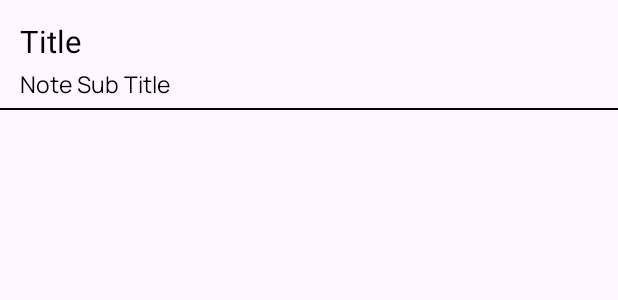
After one commit to VanhMobile/MY_NOTES, an Android app: the layout item_auto_complete_text_view.xml on its own in the app's theme, with its tools: preview values and no code run, on a phone screen of 412 x 824 dp. The commit adds this screen. Shown: the top 300 px of the screen. Run offline under Robolectric (Android 15) with nearby library versions, the phone set to English and light mode, and no system bars; Roboto replaces fonts that are not available here.

Commit message:
update + delete search autocomplete

```diff
--- a/app/src/main/AndroidManifest.xml
+++ b/app/src/main/AndroidManifest.xml
@@ -7,8 +7,6 @@
         android:required="false" />
 
     <uses-permission android:name="android.permission.READ_MEDIA_IMAGES" />
-    <uses-permission android:name="android.permission.CAMERA" />
-    <uses-permission android:name="android.permission.INTERNET" />
 
     <application
         android:allowBackup="true"
--- a/app/src/main/java/com/example/mynotes/BaseFragment.kt
+++ b/app/src/main/java/com/example/mynotes/BaseFragment.kt
@@ -23,4 +23,6 @@ abstract class BaseFragment: Fragment(),CoroutineScope {
         super.onDestroy()
         job.cancel()
     }
+
+
 }
--- a/app/src/main/java/com/example/mynotes/MainActivity.kt
+++ b/app/src/main/java/com/example/mynotes/MainActivity.kt
@@ -3,7 +3,7 @@ package com.example.mynotes
 import androidx.appcompat.app.AppCompatActivity
 import android.os.Bundle
 import androidx.fragment.app.Fragment
-import androidx.fragment.app.FragmentManager
+
 
 class MainActivity : AppCompatActivity() {
     override fun onCreate(savedInstanceState: Bundle?) {
--- /dev/null
+++ b/app/src/main/res/drawable/background_search.xml
@@ -0,0 +1,5 @@
+<?xml version="1.0" encoding="utf-8"?>
+<shape android:shape="rectangle" xmlns:android="http://schemas.android.com/apk/res/android">
+    <solid android:color="@color/lightBlack"/>
+    <corners android:radius="@dimen/_18sdp"/>
+</shape>
--- /dev/null
+++ b/app/src/main/res/layout/item_auto_complete_text_view.xml
@@ -0,0 +1,40 @@
+<?xml version="1.0" encoding="utf-8"?>
+<LinearLayout xmlns:android="http://schemas.android.com/apk/res/android"
+    android:layout_width="match_parent"
+    android:layout_height="wrap_content"
+    android:id="@+id/itemCompleteText"
+    xmlns:app="http://schemas.android.com/apk/res-auto"
+    android:orientation="vertical">
+
+    <TextView
+        android:id="@+id/tvTitle"
+        android:layout_width="match_parent"
+        android:layout_height="wrap_content"
+        android:paddingLeft="@dimen/_10sdp"
+        android:paddingTop="@dimen/_10sdp"
+        android:paddingEnd="@dimen/_10sdp"
+        android:text="@string/note_title"
+        android:textColor="@color/black"
+        android:textSize="@dimen/_16ssp"
+        />
+    <TextView
+        android:id="@+id/tvSubTitle"
+        android:layout_width="match_parent"
+        android:layout_height="wrap_content"
+        android:text="@string/notes_sub_title"
+        android:textSize="@dimen/_12ssp"
+        android:paddingLeft="@dimen/_10sdp"
+        android:paddingRight="@dimen/_10sdp"
+        android:paddingTop="@dimen/_3sdp"
+        android:fontFamily="@font/manrope_regular"
+        android:textColor="@color/black"
+        android:ellipsize="end"
+        android:paddingBottom="@dimen/_4sdp"
+        />
+
+    <View
+        android:layout_width="wrap_content"
+        android:layout_height="1dp"
+        android:background="@color/black"/>
+
+</LinearLayout>
```
Also changed, not shown: app/build.gradle.kts (+8 -3 lines), app/src/main/java/com/example/mynotes/CreateNoteFragment.kt (+45 -3 lines), app/src/main/java/com/example/mynotes/HomeFragment.kt (+54 -2 lines), app/src/main/java/com/example/mynotes/adapter/CompleteTextAdapter.kt (added, +32 -0 lines), app/src/main/java/com/example/mynotes/adapter/NotesAdapter.kt (+24 -7 lines), app/src/main/java/com/example/mynotes/dao/NotesDao.kt (+7 -0 lines), app/src/main/res/layout/fragment_home.xml (+21 -17 lines), app/src/main/res/layout/item_rv_note.xml (+14 -6 lines).
